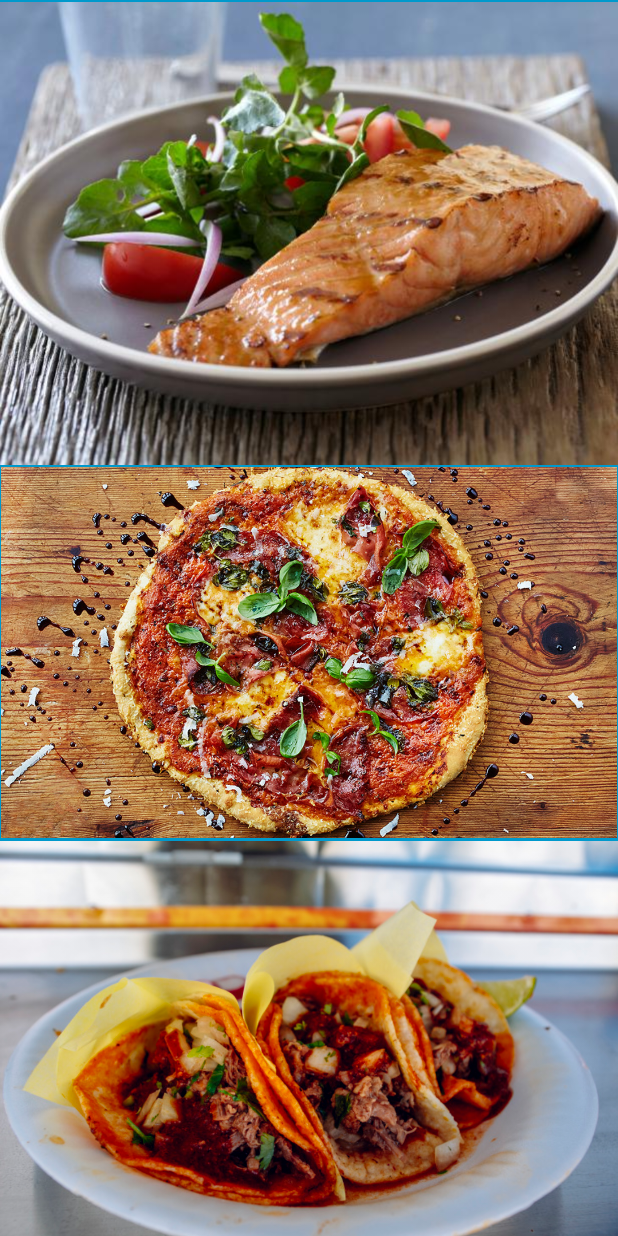
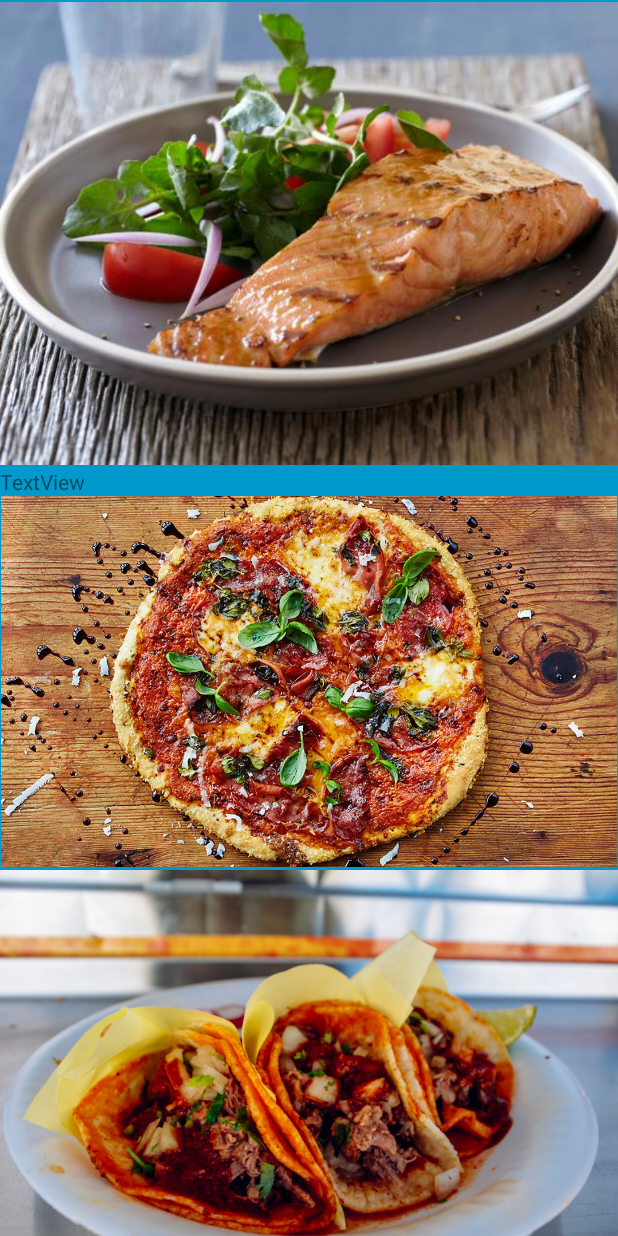
Before and after one commit to Yuichi-Kurino/FoodDivvy, an Android app: the screen it shows after launch (FullscreenActivity), on a phone screen of 412 x 824 dp. Run offline under Robolectric (Android 15) with nearby library versions, the phone set to English and light mode, and no system bars.

Commit message:
Sidella Food Divvy

```diff
--- a/app/src/main/res/layout/activity_fullscreen.xml
+++ b/app/src/main/res/layout/activity_fullscreen.xml
@@ -30,6 +30,10 @@
                     android:layout_width="wrap_content"
                     android:layout_height="311dp" app:srcCompat="@drawable/a1382541357316"
                     android:id="@+id/imageView4" android:layout_weight="1"/>
+            <TextView
+                    android:text="TextView"
+                    android:layout_width="match_parent"
+                    android:layout_height="wrap_content" android:id="@+id/textView" android:layout_weight="1"/>
             <ImageView
                     android:layout_width="match_parent"
                     app:srcCompat="@drawable/a2"
@@ -45,11 +49,11 @@
                     android:id="@+id/imageView9" android:layout_weight="1"/>
             <ImageView
                     android:layout_width="match_parent"
-                    android:layout_height="252dp" app:srcCompat="@drawable/images" android:id="@+id/imageView10"
+                    android:layout_height="263dp" app:srcCompat="@drawable/images" android:id="@+id/imageView10"
                     android:layout_weight="1"/>
             <ImageView
                     android:layout_width="match_parent"
-                    android:layout_height="239dp" app:srcCompat="@drawable/junk_food_625x350_81432196524"
+                    android:layout_height="235dp" app:srcCompat="@drawable/junk_food_625x350_81432196524"
                     android:id="@+id/imageView11" android:layout_weight="1"/>
             <ImageView
                     android:layout_width="match_parent"
--- a/app/src/main/res/values/strings.xml
+++ b/app/src/main/res/values/strings.xml
@@ -1,7 +1,7 @@
 <resources>
     <string name="app_name">Food Divvy</string>
 
-    <string name="dummy_button">Dummy Button</string>
+    <string name="dummy_button">Map</string>
     <string name="dummy_content">DUMMY\nCONTENT</string>
     <string name="todo">TODO</string>
 </resources>
```
